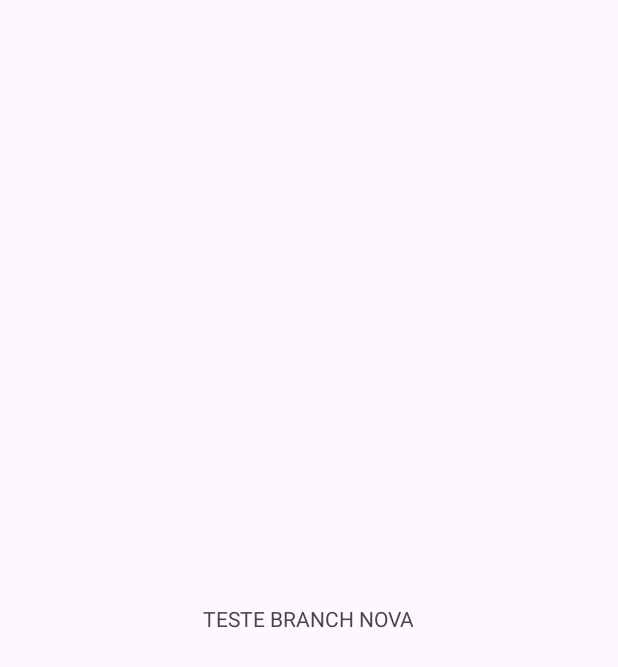
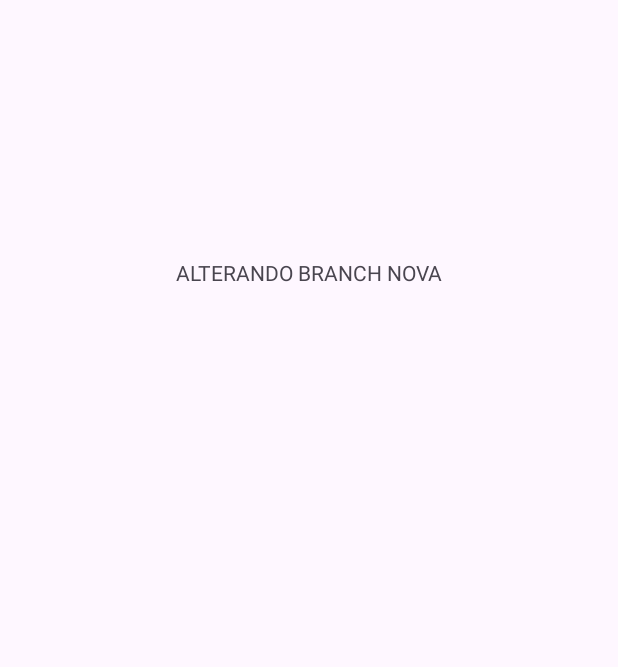
Before and after one commit to Projeto-FUCAPI-Feira-Tecnologica/app-meutea, an Android app: the screen it shows after launch (MainActivity), on a phone screen of 412 x 824 dp. Before the commit the part shown is almost empty. Shown: the top 667 px of the screen. Run offline under Robolectric (Android 15) with nearby library versions, the phone set to English and light mode, and no system bars.

Commit message:
alterando branch pull

```diff
--- a/app/src/main/res/layout/activity_main.xml
+++ b/app/src/main/res/layout/activity_main.xml
@@ -9,10 +9,11 @@
     <TextView
         android:layout_width="wrap_content"
         android:layout_height="wrap_content"
-        android:text="TESTE BRANCH NOVA"
+        android:text="ALTERANDO BRANCH NOVA"
         app:layout_constraintBottom_toBottomOf="parent"
         app:layout_constraintEnd_toEndOf="parent"
         app:layout_constraintStart_toStartOf="parent"
-        app:layout_constraintTop_toTopOf="parent" />
+        app:layout_constraintTop_toTopOf="parent"
+        app:layout_constraintVertical_bias="0.214" />
 
 </androidx.constraintlayout.widget.ConstraintLayout>
```
